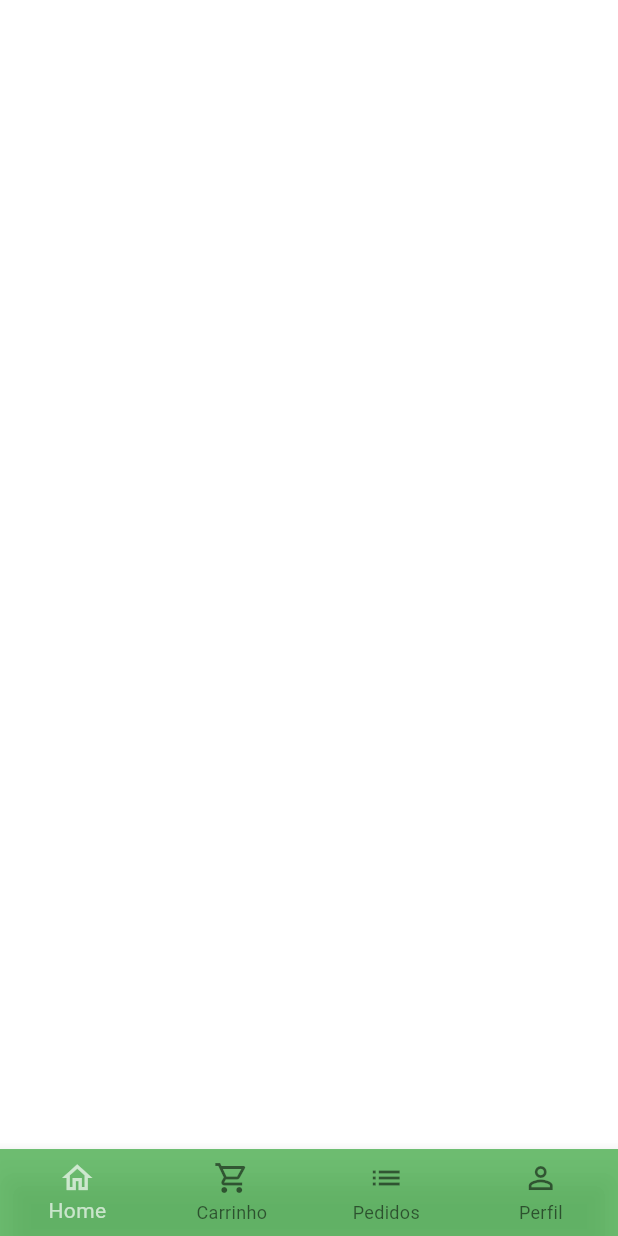
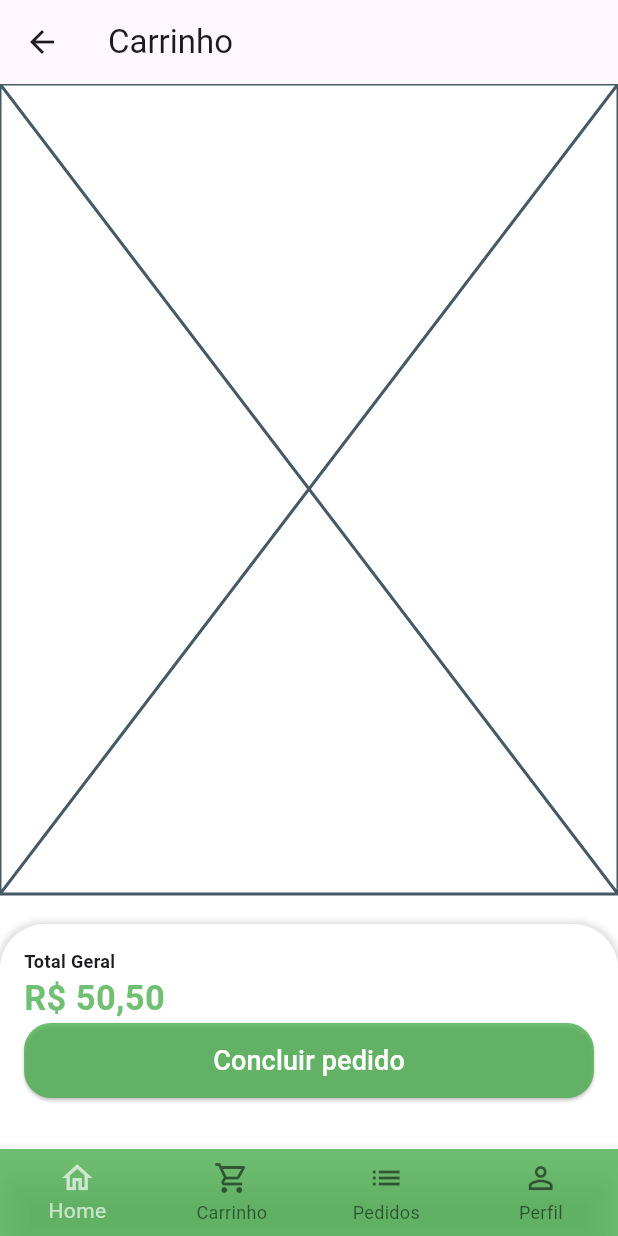
Before and after one commit to jaolimadev/GroceryApp, a Flutter app: the BaseScreen screen opened directly, swiped to page 2, on a phone screen of 412 x 824 dp. Run offline on Flutter 3.47's test engine with Material 2 defaults, Android fonts, the phone set to English and light mode, and no system bars; our stand-ins replace animated_text_kit, badges, mask_text_input_formatter.

Commit message:
Add cat_tab.dart

```diff
--- a/farmco/lib/main.dart
+++ b/farmco/lib/main.dart
@@ -1,3 +1,4 @@
+import 'package:farmco/src/config/custom_colors.dart';
 import 'package:farmco/src/pages/auth/sing_in_screen.dart';
 import 'package:flutter/material.dart';
 
@@ -14,7 +15,7 @@ class MyApp extends StatelessWidget {
     return MaterialApp(
       title: 'Farm.Table',
       theme: ThemeData(
-        primarySwatch: Colors.green,
+        primarySwatch: CustomColors.customSwatchColor,
         scaffoldBackgroundColor: Colors.white.withAlpha(190),
         iconTheme: const IconThemeData(color: Colors.green),
         useMaterial3: true,
--- a/farmco/lib/src/pages/base/base_screen.dart
+++ b/farmco/lib/src/pages/base/base_screen.dart
@@ -1,4 +1,5 @@
 import 'package:farmco/src/config/custom_colors.dart';
+import 'package:farmco/src/pages/cart/cart_tab.dart';
 import 'package:flutter/material.dart';
 
 import '../home/home_tab.dart';
@@ -22,7 +23,7 @@ class _BaseScreenState extends State<BaseScreen> {
         controller: pageController,
         children: [
           const HomeTab(),
-          Container(),
+          CartTab(),
           Container(),
           Container(),
         ],
--- /dev/null
+++ b/farmco/lib/src/pages/cart/cart_tab.dart
@@ -0,0 +1,84 @@
+import 'package:farmco/src/config/custom_colors.dart';
+import 'package:farmco/src/services/utils_services.dart';
+import 'package:flutter/material.dart';
+
+class CartTab extends StatelessWidget {
+  CartTab({super.key});
+
+  final UtilServices utilServices = UtilServices();
+
+  @override
+  Widget build(BuildContext context) {
+    return Scaffold(
+      appBar: AppBar(
+        title: const Text('Carrinho'),
+      ),
+      body: Column(
+        children: [
+          const Expanded(
+            child: Placeholder(),
+          ),
+          const SizedBox(height: 20),
+          Container(
+            padding: const EdgeInsets.all(16),
+            height: 150,
+            decoration: BoxDecoration(
+              color: Colors.white,
+              borderRadius: const BorderRadius.vertical(
+                top: Radius.circular(30),
+              ),
+              boxShadow: [
+                BoxShadow(
+                  color: Colors.grey.shade300,
+                  blurRadius: 3,
+                  spreadRadius: 2,
+                )
+              ],
+            ),
+            child: Column(
+              crossAxisAlignment: CrossAxisAlignment.stretch,
+              children: [
+                const Text(
+                  'Total Geral',
+                  style: TextStyle(
+                    fontSize: 12,
+                    fontWeight: FontWeight.bold,
+                  ),
+                ),
+                Text(
+                  utilServices.priceToCurency(50.5),
+                  style: TextStyle(
+                    fontSize: 23,
+                    fontWeight: FontWeight.bold,
+                    color: CustomColors.customSwatchColor,
+                  ),
+                ),
+                SizedBox(
+                  height: 50,
+                  child: ElevatedButton(
+                    style: ElevatedButton.styleFrom(
+                      backgroundColor: CustomColors.customSwatchColor,
+                      shape: RoundedRectangleBorder(
+                        borderRadius: BorderRadius.circular(18)
+
+                      ),
+                    ),
+                    onPressed: () {},
+
+                    child: const Text(
+                      'Concluir pedido',
+                      style: TextStyle(
+                        color: Colors.white,
+                        fontSize: 18,
+                      ),
+                    ),
+                  ),
+                )
+              ],
+            ),
+          )
+        ],
+      ),
+    );
+  }
+}
```
